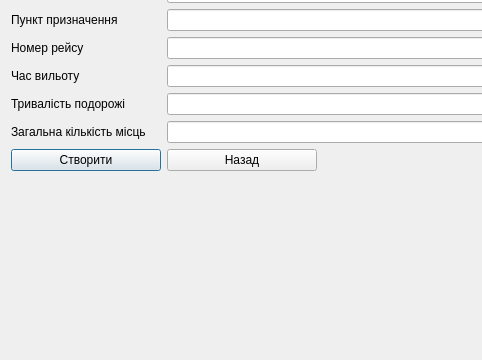
This is MDI/Project2/CreatePlain.ui in Dmytro123456789/OOP_practice as Qt 5 draws it before an edit; both pictures show x 0 to 482 and y 209 to 569 of the 644 by 569 pixel window. The edited form follows.
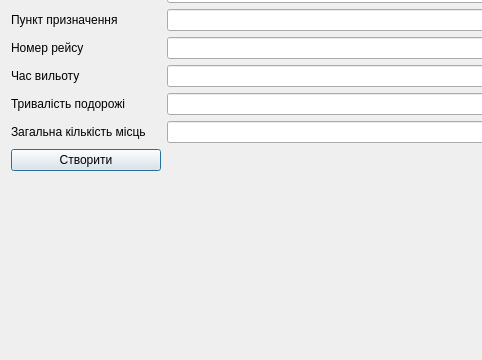
This is the edited form.

What changed in the file:
```diff
--- a/MDI/Project2/CreatePlain.ui
+++ b/MDI/Project2/CreatePlain.ui
@@ -128,19 +128,6 @@
        </property>
       </widget>
      </item>
-     <item row="6" column="1">
-      <widget class="QPushButton" name="btnBack">
-       <property name="maximumSize">
-        <size>
-         <width>150</width>
-         <height>16777215</height>
-        </size>
-       </property>
-       <property name="text">
-        <string>Назад</string>
-       </property>
-      </widget>
-     </item>
     </layout>
    </item>
   </layout>
```
